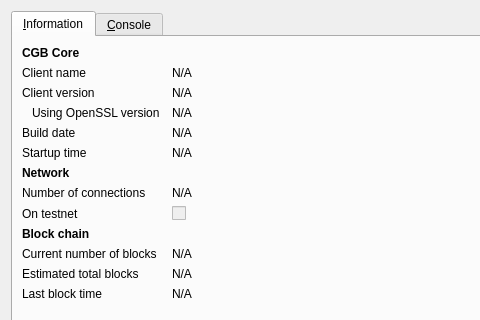
Before: the Qt Designer form src/qt/forms/rpcconsole.ui in cryptogenicbonds/CryptoBullion-CBX, drawn with Qt 5; both pictures show x 0 to 480 and y 0 to 320 of the 740 by 490 pixel window.
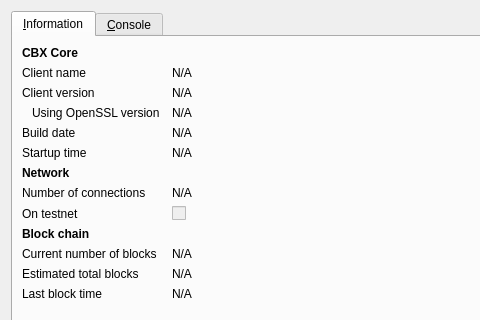
After: the same form once the commit is applied. Icons and pictures are not drawn.

```diff
--- a/src/qt/forms/rpcconsole.ui
+++ b/src/qt/forms/rpcconsole.ui
@@ -36,7 +36,7 @@
           </font>
          </property>
          <property name="text">
-          <string>CGB Core</string>
+          <string>CBX Core</string>
          </property>
         </widget>
        </item>
```
Left out of the diff: 6 changed lines with no effect on the pictures.
